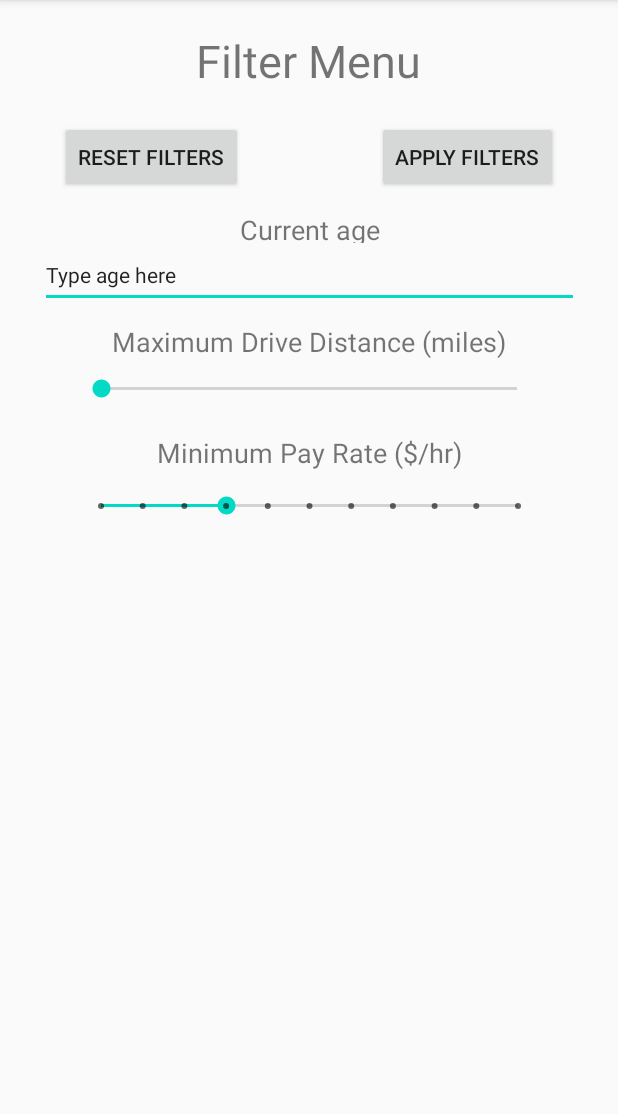
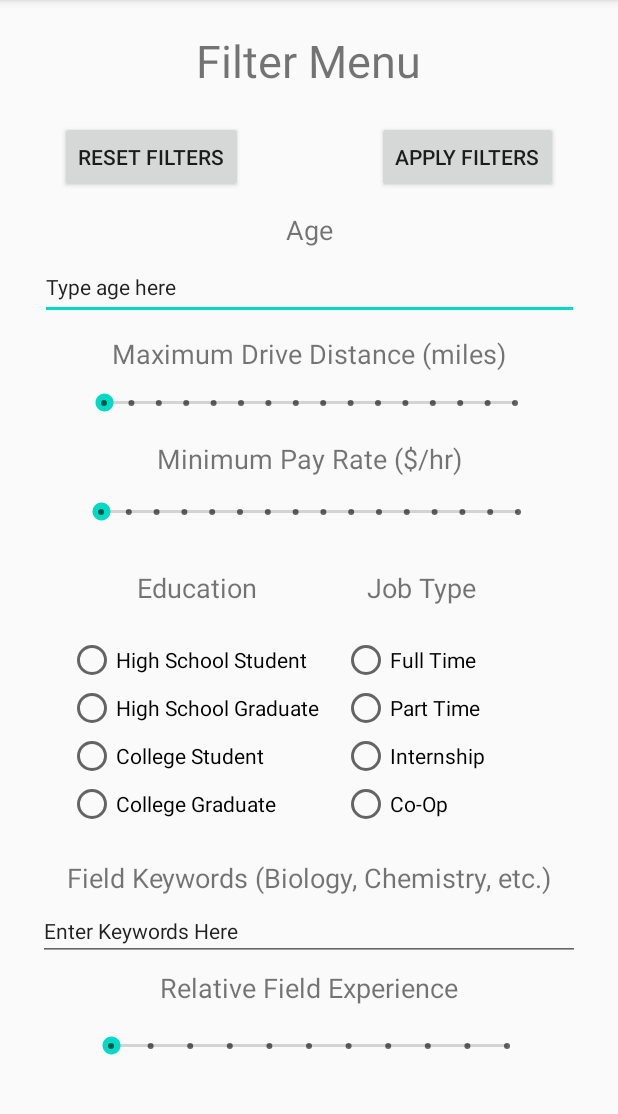
Before and after one commit to 21ahmiller/HeadStart, an Android app: the FiltrationMenu screen opened directly, with no data from a screen before it, on a phone screen of 412 x 824 dp, the part 84-1198 px from its top. Run offline under Robolectric (Android 15) with nearby library versions, the phone set to English and light mode, and no system bars.

Commit message:
Java files

```diff
--- a/app/src/main/res/layout/activity_filtration_menu.xml
+++ b/app/src/main/res/layout/activity_filtration_menu.xml
@@ -40,11 +40,11 @@
         app:layout_constraintTop_toBottomOf="@+id/filterMenuTitle" />
 
     <TextView
-        android:id="@+id/textView"
-        android:layout_width="334dp"
-        android:layout_height="21dp"
+        android:id="@+id/AgeText"
+        android:layout_width="336dp"
+        android:layout_height="29dp"
         android:layout_marginTop="80dp"
-        android:text="Current age"
+        android:text="@string/ageStr"
         android:textAlignment="center"
         android:textSize="18sp"
         app:layout_constraintEnd_toEndOf="parent"
@@ -52,58 +52,198 @@
         app:layout_constraintTop_toBottomOf="@+id/filterMenuTitle" />
 
     <EditText
-        android:id="@+id/editText"
+        android:id="@+id/TypeAgeBox"
         android:layout_width="359dp"
         android:layout_height="43dp"
         android:ems="10"
         android:inputType="textPersonName"
-        android:text="Type age here"
+        android:text="@string/typeAgeStr"
         android:textSize="14sp"
         app:layout_constraintEnd_toEndOf="parent"
         app:layout_constraintStart_toStartOf="parent"
-        app:layout_constraintTop_toBottomOf="@+id/textView" />
+        app:layout_constraintTop_toBottomOf="@+id/AgeText" />
 
     <TextView
         android:id="@+id/textView2"
         android:layout_width="wrap_content"
         android:layout_height="wrap_content"
         android:layout_marginTop="10dp"
-        android:text="Maximum Drive Distance (miles)"
+        android:text="@string/maximumDriveStr"
         android:textSize="18sp"
         app:layout_constraintEnd_toEndOf="parent"
         app:layout_constraintStart_toStartOf="parent"
-        app:layout_constraintTop_toBottomOf="@+id/editText" />
+        app:layout_constraintTop_toBottomOf="@+id/TypeAgeBox" />
 
     <SeekBar
-        android:id="@+id/seekBar"
-        android:layout_width="309dp"
-        android:layout_height="39dp"
-        android:max="100"
+        android:id="@+id/MaxDriveBar"
+        style="@style/Widget.AppCompat.SeekBar.Discrete"
+        android:layout_width="306dp"
+        android:layout_height="42dp"
+        android:max="15"
         app:layout_constraintEnd_toEndOf="parent"
         app:layout_constraintStart_toStartOf="parent"
         app:layout_constraintTop_toBottomOf="@+id/textView2" />
 
     <TextView
-        android:id="@+id/textView3"
+        android:id="@+id/MinPayString"
         android:layout_width="wrap_content"
         android:layout_height="wrap_content"
-        android:layout_marginTop="10dp"
-        android:text="Minimum Pay Rate ($/hr)"
+        android:layout_marginTop="3dp"
+        android:text="@string/minimumValueStr"
         android:textSize="18sp"
         app:layout_constraintEnd_toEndOf="parent"
         app:layout_constraintStart_toStartOf="parent"
-        app:layout_constraintTop_toBottomOf="@+id/seekBar" />
+        app:layout_constraintTop_toBottomOf="@+id/MaxDriveBar" />
 
     <SeekBar
-        android:id="@+id/seekBar4"
+        android:id="@+id/MinPayBar"
         style="@style/Widget.AppCompat.SeekBar.Discrete"
         android:layout_width="310dp"
         android:layout_height="36dp"
         android:layout_marginTop="5dp"
-        android:max="10"
-        android:progress="3"
+        android:max="15"
         app:layout_constraintEnd_toEndOf="parent"
         app:layout_constraintStart_toStartOf="parent"
-        app:layout_constraintTop_toBottomOf="@+id/textView3" />
+        app:layout_constraintTop_toBottomOf="@+id/MinPayString" />
+
+    <TextView
+        android:id="@+id/Education"
+        android:layout_width="wrap_content"
+        android:layout_height="wrap_content"
+        android:layout_marginTop="20dp"
+        android:layout_marginEnd="150dp"
+        android:text="@string/educationStr"
+        android:textSize="18sp"
+        app:layout_constraintEnd_toEndOf="parent"
+        app:layout_constraintStart_toStartOf="parent"
+        app:layout_constraintTop_toBottomOf="@+id/MinPayBar" />
+
+    <TextView
+        android:id="@+id/JobType"
+        android:layout_width="wrap_content"
+        android:layout_height="wrap_content"
+        android:layout_marginStart="150dp"
+        android:layout_marginTop="20dp"
+        android:text="@string/jobTypeStr"
+        android:textSize="18sp"
+        app:layout_constraintEnd_toEndOf="parent"
+        app:layout_constraintStart_toStartOf="parent"
+        app:layout_constraintTop_toBottomOf="@+id/MinPayBar" />
+
+    <RadioGroup
+        android:id="@+id/EducationBox"
+        android:layout_width="172dp"
+        android:layout_height="143dp"
+        android:layout_marginTop="20dp"
+        android:layout_marginEnd="150dp"
+        app:layout_constraintEnd_toEndOf="parent"
+        app:layout_constraintStart_toStartOf="parent"
+        app:layout_constraintTop_toBottomOf="@+id/Education">
+
+        <RadioButton
+            android:id="@+id/CurrentHS"
+            android:layout_width="match_parent"
+            android:layout_height="wrap_content"
+            android:text="@string/currentHighSchoolStr" />
+
+        <RadioButton
+            android:id="@+id/HSGrad"
+            android:layout_width="match_parent"
+            android:layout_height="wrap_content"
+            android:text="@string/highGradStr" />
+
+        <RadioButton
+            android:id="@+id/CollegeStd"
+            android:layout_width="match_parent"
+            android:layout_height="wrap_content"
+            android:text="@string/collegeSTudentStr" />
+
+        <RadioButton
+            android:id="@+id/CollegeGrad"
+            android:layout_width="match_parent"
+            android:layout_height="wrap_content"
+            android:text="@string/collegeGradStr" />
+    </RadioGroup>
+
+    <RadioGroup
+        android:layout_width="106dp"
+        android:layout_height="145dp"
+        android:layout_marginStart="150dp"
+        android:layout_marginTop="20dp"
+        app:layout_constraintEnd_toEndOf="parent"
+        app:layout_constraintStart_toStartOf="parent"
+        app:layout_constraintTop_toBottomOf="@+id/JobType">
+
+        <RadioButton
+            android:id="@+id/FullTime"
+            android:layout_width="match_parent"
+            android:layout_height="wrap_content"
+            android:text="@string/fullTimeStr" />
+
+        <RadioButton
+            android:id="@+id/PartTime"
+            android:layout_width="match_parent"
+            android:layout_height="wrap_content"
+            android:text="@string/partTimeStr" />
+
+        <RadioButton
+            android:id="@+id/Internship"
+            android:layout_width="match_parent"
+            android:layout_height="wrap_content"
+            android:text="@string/internshipStr" />
+
+        <RadioButton
+            android:id="@+id/Coop"
+            android:layout_width="match_parent"
+            android:layout_height="wrap_content"
+            android:text="@string/CoOpStr" />
+    </RadioGroup>
+
+    <EditText
+        android:id="@+id/EnterKeywords"
+        android:layout_width="361dp"
+        android:layout_height="38dp"
+        android:layout_marginTop="5dp"
+        android:ems="10"
+        android:inputType="textPersonName"
+        android:text="@string/enterKeywordsStr"
+        android:textSize="14sp"
+        app:layout_constraintEnd_toEndOf="parent"
+        app:layout_constraintStart_toStartOf="parent"
+        app:layout_constraintTop_toBottomOf="@+id/KeywordsText" />
+
+    <TextView
+        android:id="@+id/KeywordsText"
+        android:layout_width="wrap_content"
+        android:layout_height="wrap_content"
+        android:layout_marginTop="5dp"
+        android:text="@string/fieldKeywordStr"
+        android:textSize="18sp"
+        app:layout_constraintEnd_toEndOf="parent"
+        app:layout_constraintStart_toStartOf="parent"
+        app:layout_constraintTop_toBottomOf="@+id/EducationBox" />
+
+    <TextView
+        android:id="@+id/FieldExprText"
+        android:layout_width="wrap_content"
+        android:layout_height="wrap_content"
+        android:layout_marginTop="5dp"
+        android:text="@string/RltvFieldExprStr"
+        android:textSize="18sp"
+        app:layout_constraintEnd_toEndOf="parent"
+        app:layout_constraintStart_toStartOf="parent"
+        app:layout_constraintTop_toBottomOf="@+id/EnterKeywords" />
+
+    <SeekBar
+        android:id="@+id/seekBar"
+        style="@style/Widget.AppCompat.SeekBar.Discrete"
+        android:layout_width="296dp"
+        android:layout_height="43dp"
+        android:layout_marginTop="5dp"
+        android:max="10"
+        android:progress="0"
+        app:layout_constraintEnd_toEndOf="parent"
+        app:layout_constraintStart_toStartOf="parent"
+        app:layout_constraintTop_toBottomOf="@+id/FieldExprText" />
 
 </androidx.constraintlayout.widget.ConstraintLayout>
--- a/app/src/main/res/values/strings.xml
+++ b/app/src/main/res/values/strings.xml
@@ -69,14 +69,21 @@
     <string name="refreshButtonStr">Refresh</string>
     <string name="ageTitleStr">Minimum Age</string>
     <string name="ageHintStr">Minimum Age</string>
-    <string name="welcomeStr">Welcome!</string>
-    <string name="instructionsStr">To create an account, enter your email, a username and a password for your account</string>
-    <string name="emailStr">Email</string>
-    <string name="usernameStr">Username</string>
-    <string name="passwordStr">Password</string>
-    <string name="createStr">Create!</string>
-    <string name="profilePageStr">Create a....</string>
-    <string name="applicantAccountStr">Applicant Account</string>
-    <string name="employerAccountStr">Employer Account</string>
-    <string name="displayNameTitle">Display Name</string>
+    <string name="ageStr">Age</string>
+    <string name="jobTypeStr">Job Type</string>
+    <string name="educationStr">Education</string>
+    <string name="minimumValueStr">Minimum Pay Rate ($/hr)</string>
+    <string name="maximumDriveStr">Maximum Drive Distance (miles)</string>
+    <string name="typeAgeStr">Type age here</string>
+    <string name="currentHighSchoolStr">High School Student</string>
+    <string name="highGradStr">High School Graduate</string>
+    <string name="collegeSTudentStr">College Student</string>
+    <string name="collegeGradStr">College Graduate</string>
+    <string name="fullTimeStr">Full Time</string>
+    <string name="partTimeStr">Part Time</string>
+    <string name="internshipStr">Internship</string>
+    <string name="CoOpStr">Co-Op</string>
+    <string name="fieldKeywordStr">Field Keywords (Biology, Chemistry, etc.)</string>
+    <string name="enterKeywordsStr">Enter Keywords Here</string>
+    <string name="RltvFieldExprStr">Relative Field Experience</string>
 </resources>
```
